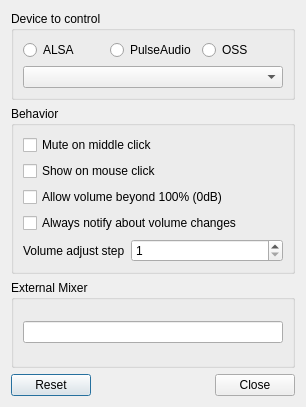
Above: plugin-volume/lxqtvolumeconfiguration.ui from lxqt/lxqt-panel before the change. Below: the same form after it.
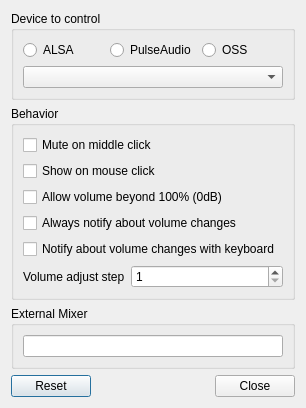
That is the form after the change.

Commit message:
Added an option to toggle volume notifications with keyboard
If "Always notify about…" is checked, the new box "Notify about volume changes with keyboard" will be disabled and checked. If the user unchecks the former, the latter will be enabled. Finally, if the user unchecks the second box, all notifications will be disabled.

The change is backward-compatible because the default value of the new key is "true".

Closes https://github.com/lxqt/lxqt-panel/issues/1171

```diff
--- a/plugin-volume/lxqtvolumeconfiguration.ui
+++ b/plugin-volume/lxqtvolumeconfiguration.ui
@@ -85,6 +85,13 @@
         </property>
        </widget>
       </item>
+      <item>
+       <widget class="QCheckBox" name="showKeyboardNotificationsCheckBox">
+        <property name="text">
+         <string>Notify about volume changes with keyboard</string>
+        </property>
+       </widget>
+      </item>
       <item>
        <layout class="QHBoxLayout" name="horizontalLayout">
         <item>
```
The commit also changes 4 other files.
